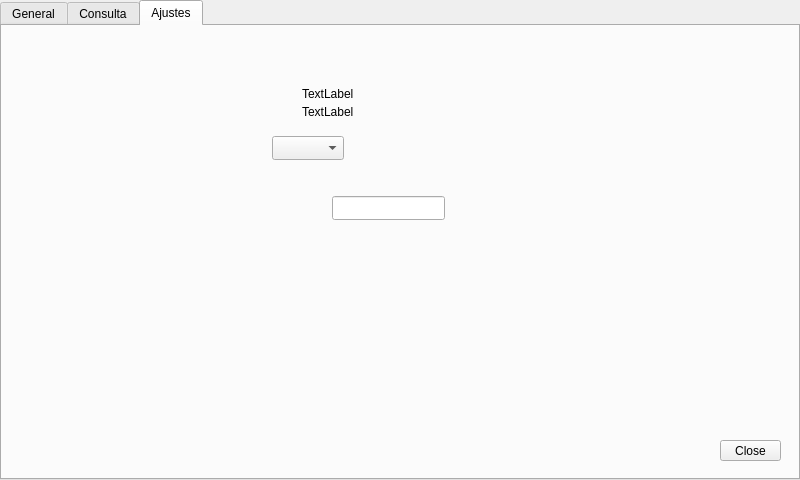
The window that form.ui (SFLACUEVA/AppQT) describes before a commit, drawn with Qt 5.
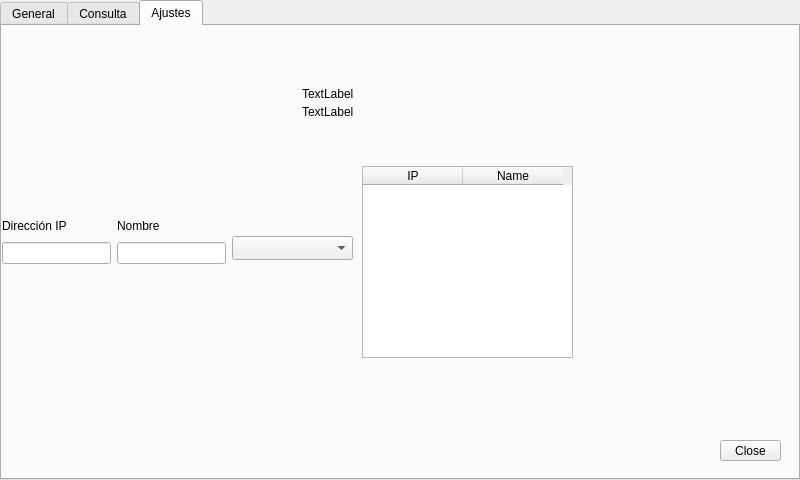
The same window after the commit.

Diff of the .ui file:
```diff
--- a/form.ui
+++ b/form.ui
@@ -56,19 +56,9 @@
      <widget class="QComboBox" name="comboBox">
       <property name="geometry">
        <rect>
-        <x>270</x>
-        <y>110</y>
-        <width>72</width>
-        <height>24</height>
-       </rect>
-      </property>
-     </widget>
-     <widget class="QLineEdit" name="lineEdit">
-      <property name="geometry">
-       <rect>
-        <x>330</x>
-        <y>170</y>
-        <width>113</width>
+        <x>230</x>
+        <y>210</y>
+        <width>121</width>
         <height>24</height>
        </rect>
       </property>
@@ -99,6 +89,58 @@
        <string>TextLabel</string>
       </property>
      </widget>
+     <widget class="QTableWidget" name="tabla">
+      <property name="geometry">
+       <rect>
+        <x>360</x>
+        <y>140</y>
+        <width>211</width>
+        <height>192</height>
+       </rect>
+      </property>
+      <column>
+       <property name="text">
+        <string>IP</string>
+       </property>
+      </column>
+      <column>
+       <property name="text">
+        <string>Name</string>
+       </property>
+      </column>
+     </widget>
+     <widget class="QWidget" name="">
+      <property name="geometry">
+       <rect>
+        <x>0</x>
+        <y>190</y>
+        <width>224</width>
+        <height>48</height>
+       </rect>
+      </property>
+      <layout class="QGridLayout" name="gridLayout">
+       <item row="0" column="0">
+        <widget class="QLabel" name="label">
+         <property name="text">
+          <string>Dirección IP</string>
+         </property>
+        </widget>
+       </item>
+       <item row="0" column="1">
+        <widget class="QLabel" name="label_3">
+         <property name="text">
+          <string>Nombre</string>
+         </property>
+        </widget>
+       </item>
+       <item row="1" column="0">
+        <widget class="QLineEdit" name="ipAdd"/>
+       </item>
+       <item row="1" column="1">
+        <widget class="QLineEdit" name="nameAdd"/>
+       </item>
+      </layout>
+     </widget>
     </widget>
    </widget>
    <zorder>Tabs</zorder>
```
